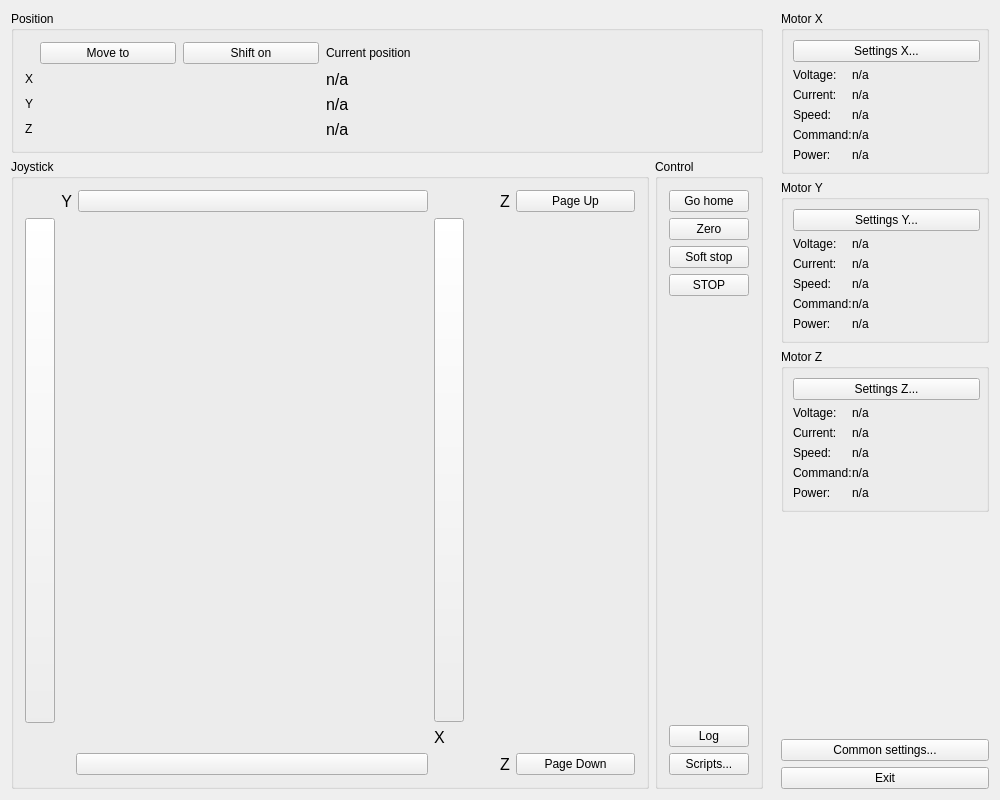
First picture: the form in src/multiaxis.ui, repository EPC-MSU/XILab, before the edit.
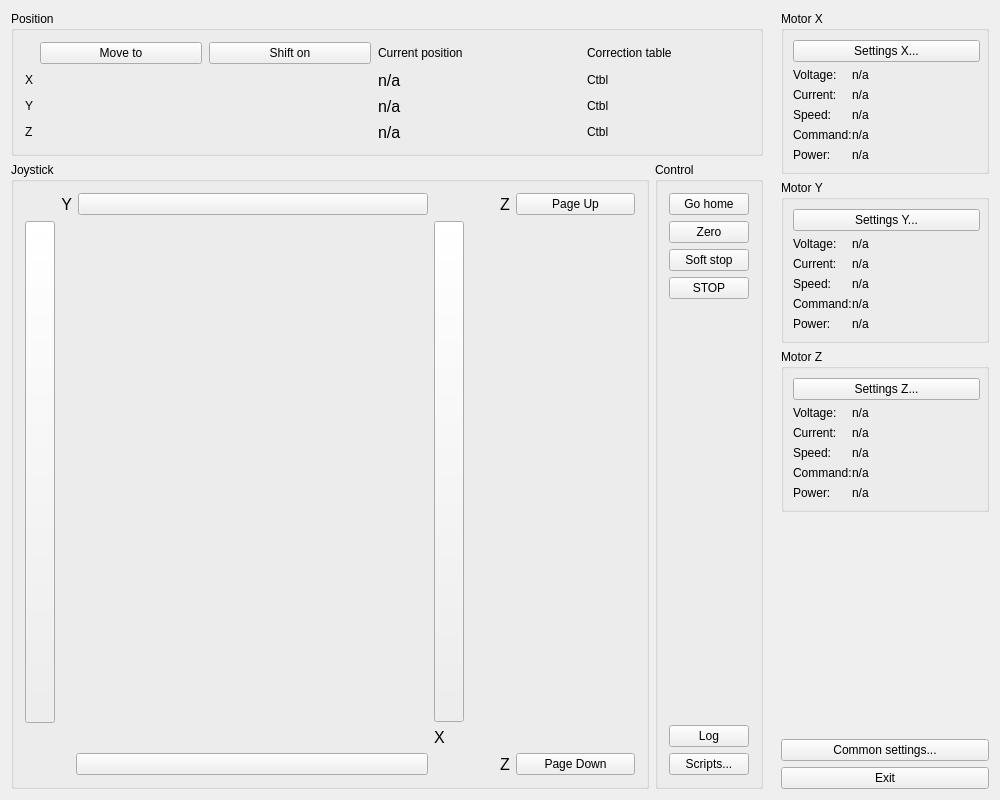
Second picture: the form after the edit. Icons and pictures are not drawn. Custom widgets are drawn as their Qt base class.

The edit to the form file:
```diff
--- a/src/multiaxis.ui
+++ b/src/multiaxis.ui
@@ -88,10 +88,17 @@
            <property name="title">
             <string>Position</string>
            </property>
-           <layout class="QGridLayout" name="gridLayout_3" rowstretch="0,0,0,0,0" columnstretch="0,20,20,60,0">
+           <layout class="QGridLayout" name="gridLayout_3" rowstretch="0,0,0,0,0" columnstretch="0,0,0,0,0,0">
             <property name="horizontalSpacing">
              <number>7</number>
             </property>
+            <item row="0" column="5">
+             <widget class="QLabel" name="label">
+              <property name="text">
+               <string>Correction table</string>
+              </property>
+             </widget>
+            </item>
             <item row="0" column="1">
              <widget class="QPushButton" name="pushButton_moveTo">
               <property name="sizePolicy">
@@ -299,27 +306,91 @@
               </property>
              </widget>
             </item>
-            <item row="2" column="4">
+            <item row="2" column="5">
              <widget class="QLabel" name="tableLabel_1">
               <property name="text">
-               <string/>
+               <string>Ctbl</string>
               </property>
              </widget>
             </item>
-            <item row="3" column="4">
+            <item row="3" column="5">
              <widget class="QLabel" name="tableLabel_2">
               <property name="text">
-               <string/>
+               <string>Ctbl</string>
               </property>
              </widget>
             </item>
-            <item row="4" column="4">
+            <item row="4" column="5">
              <widget class="QLabel" name="tableLabel_3">
               <property name="text">
-               <string>  </string>
+               <string>Ctbl</string>
               </property>
              </widget>
             </item>
+            <item row="0" column="4">
+             <spacer name="horizontalSpacer_4">
+              <property name="orientation">
+               <enum>Qt::Horizontal</enum>
+              </property>
+              <property name="sizeType">
+               <enum>QSizePolicy::Fixed</enum>
+              </property>
+              <property name="sizeHint" stdset="0">
+               <size>
+                <width>40</width>
+                <height>20</height>
+               </size>
+              </property>
+             </spacer>
+            </item>
+            <item row="2" column="4">
+             <spacer name="horizontalSpacer_5">
+              <property name="orientation">
+               <enum>Qt::Horizontal</enum>
+              </property>
+              <property name="sizeType">
+               <enum>QSizePolicy::Fixed</enum>
+              </property>
+              <property name="sizeHint" stdset="0">
+               <size>
+                <width>40</width>
+                <height>20</height>
+               </size>
+              </property>
+             </spacer>
+            </item>
+            <item row="3" column="4">
+             <spacer name="horizontalSpacer_6">
+              <property name="orientation">
+               <enum>Qt::Horizontal</enum>
+              </property>
+              <property name="sizeType">
+               <enum>QSizePolicy::Fixed</enum>
+              </property>
+              <property name="sizeHint" stdset="0">
+               <size>
+                <width>40</width>
+                <height>20</height>
+               </size>
+              </property>
+             </spacer>
+            </item>
+            <item row="4" column="4">
+             <spacer name="horizontalSpacer_7">
+              <property name="orientation">
+               <enum>Qt::Horizontal</enum>
+              </property>
+              <property name="sizeType">
+               <enum>QSizePolicy::Fixed</enum>
+              </property>
+              <property name="sizeHint" stdset="0">
+               <size>
+                <width>40</width>
+                <height>20</height>
+               </size>
+              </property>
+             </spacer>
+            </item>
            </layout>
           </widget>
          </item>
```
